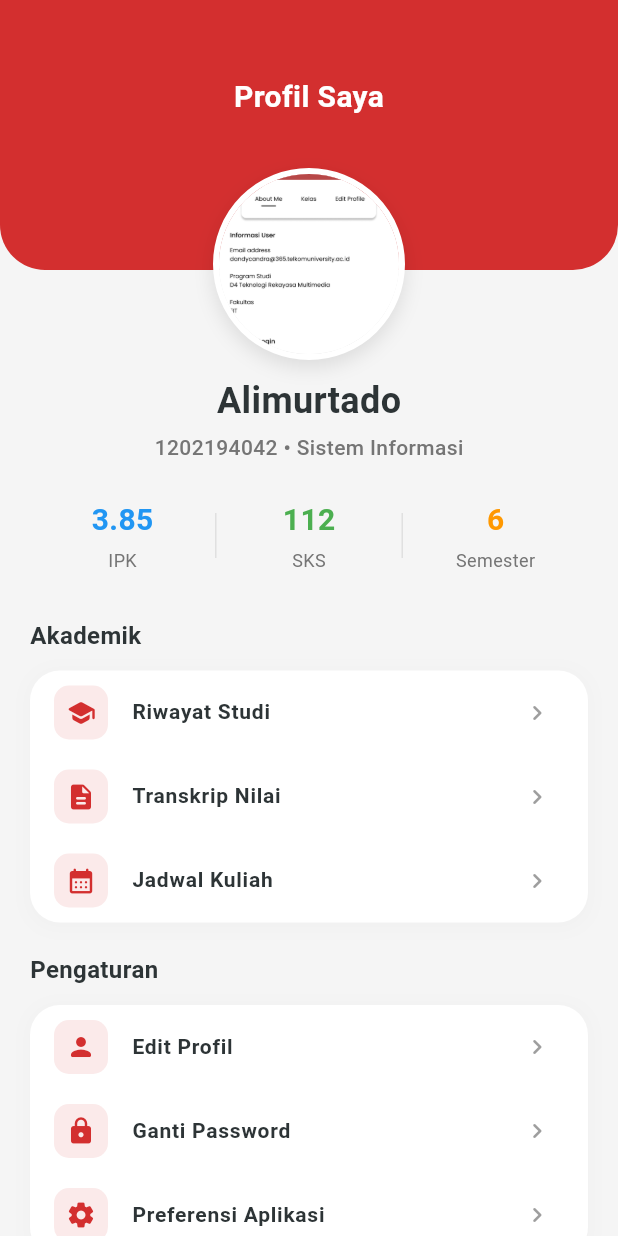
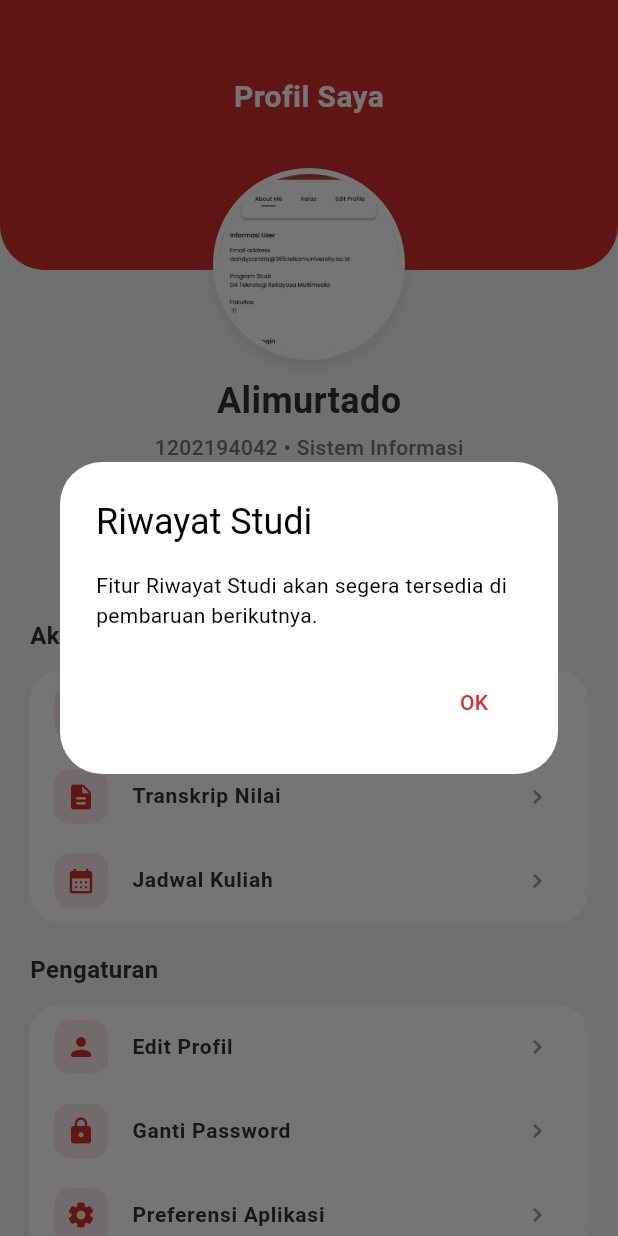
Before and after one commit to mohalimurtado/eduflow, a Flutter app: the ProfileScreen screen opened directly, after a tap on "Riwayat Studi", on a phone screen of 412 x 824 dp. Run offline on Flutter 3.47's test engine with Material 3 defaults, Android fonts, the phone set to English and light mode, and no system bars.

Commit message:
Fix functionality: Implement dialog feedback for Profile menu items

```diff
--- a/lib/screens/profile/profile_screen.dart
+++ b/lib/screens/profile/profile_screen.dart
@@ -109,18 +109,18 @@ class ProfileScreen extends StatelessWidget {
                    _buildMenuSection(
                     'Akademik',
                     [
-                      _buildMenuItem(Icons.school_rounded, 'Riwayat Studi', () {}),
-                      _buildMenuItem(Icons.description_rounded, 'Transkrip Nilai', () {}),
-                      _buildMenuItem(Icons.calendar_month_rounded, 'Jadwal Kuliah', () {}),
+                      _buildMenuItem(Icons.school_rounded, 'Riwayat Studi', () => _showFeatureDialog(context, 'Riwayat Studi')),
+                      _buildMenuItem(Icons.description_rounded, 'Transkrip Nilai', () => _showFeatureDialog(context, 'Transkrip Nilai')),
+                      _buildMenuItem(Icons.calendar_month_rounded, 'Jadwal Kuliah', () => _showFeatureDialog(context, 'Jadwal Kuliah')),
                     ],
                   ),
                    const SizedBox(height: 20),
                    _buildMenuSection(
                     'Pengaturan',
                     [
-                      _buildMenuItem(Icons.person_rounded, 'Edit Profil', () {}),
-                      _buildMenuItem(Icons.lock_rounded, 'Ganti Password', () {}),
-                      _buildMenuItem(Icons.settings_rounded, 'Preferensi Aplikasi', () {}),
+                      _buildMenuItem(Icons.person_rounded, 'Edit Profil', () => _showFeatureDialog(context, 'Edit Profil')),
+                      _buildMenuItem(Icons.lock_rounded, 'Ganti Password', () => _showFeatureDialog(context, 'Ganti Password')),
+                      _buildMenuItem(Icons.settings_rounded, 'Preferensi Aplikasi', () => _showFeatureDialog(context, 'Preferensi Aplikasi')),
                     ],
                   ),
 
@@ -170,6 +170,22 @@ class ProfileScreen extends StatelessWidget {
   }
 
   // Helper Widgets
+  void _showFeatureDialog(BuildContext context, String featureName) {
+    showDialog(
+      context: context,
+      builder: (context) => AlertDialog(
+        title: Text(featureName),
+        content: Text('Fitur $featureName akan segera tersedia di pembaruan berikutnya.'),
+        actions: [
+          TextButton(
+            onPressed: () => Navigator.pop(context),
+            child: const Text('OK'),
+          ),
+        ],
+      ),
+    );
+  }
+
   Widget _buildStatItem(String label, String value, Color color) {
     return Expanded(
       child: Column(
```
